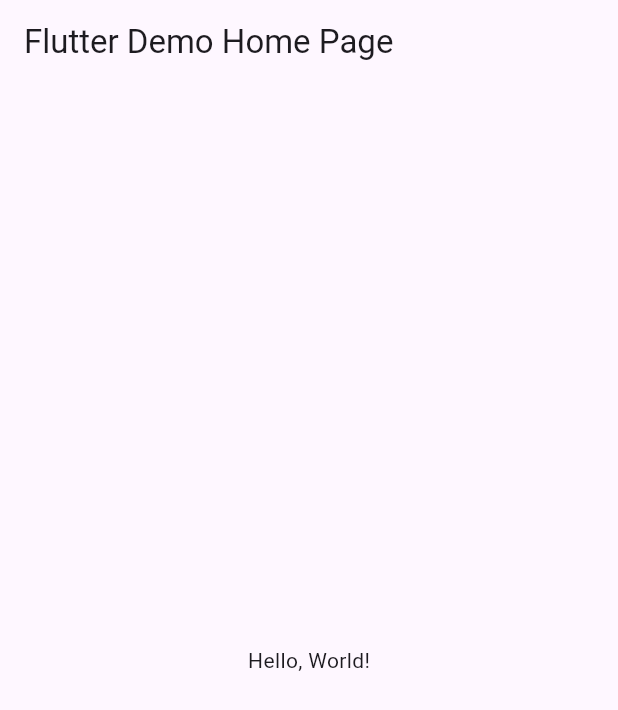
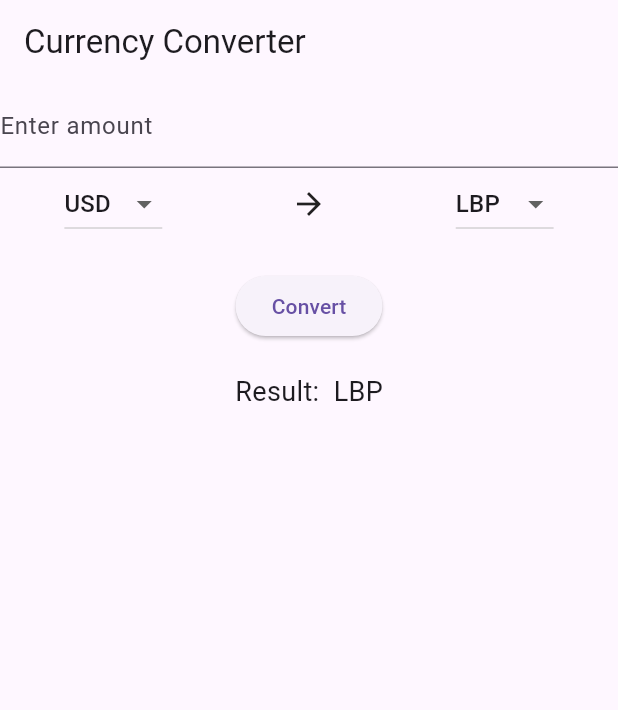
Before and after one commit to rida-kesserwan/Currency_Converter, a Flutter app: the screen it shows after launch, on a phone screen of 412 x 824 dp. Shown: the top 710 px of the screen. Run offline on Flutter 3.47's test engine with Material 3 defaults, Android fonts, the phone set to English and light mode, and no system bars.

```diff
--- a/lib/main.dart
+++ b/lib/main.dart
@@ -1,41 +1,114 @@
 import 'package:flutter/material.dart';
 
-void main() => runApp(MyApp());
+void main() => runApp(const CurrencyConverter());
 
-class MyApp extends StatelessWidget {
-  const MyApp({super.key});
-  // This widget is the root of your application.
+class CurrencyConverter extends StatelessWidget {
+  const CurrencyConverter({Key? key}) : super(key: key);
+
   @override
   Widget build(BuildContext context) {
     return MaterialApp(
-      // Application name
-      title: 'Flutter Hello World',
-      // Application theme data, you can set the colors for the application as
-      // you want
-      theme: ThemeData(
-        // useMaterial3: false,
-        primarySwatch: Colors.blue,
-      ),
-      // A widget which will be started on application startup
-      home: MyHomePage(title: 'Flutter Demo Home Page'),
+      debugShowCheckedModeBanner: false,
+      title: 'Currency Converter',
+      home: const Page(),
     );
   }
 }
 
-class MyHomePage extends StatelessWidget {
-  final String title;
-  const MyHomePage({super.key, required this.title});
+class Page extends StatefulWidget {
+  const Page({Key? key}) : super(key: key);
+
+  @override
+  State<Page> createState() => _PageState();
+}
+
+class _PageState extends State<Page> {
+  String _fromCurrency = 'USD';
+  String _toCurrency = 'LBP';
+  String _result = '';
+  String _inputValue = '';
+
+  final Map<String, double> _exchangeRates = {
+    'USD to LBP': 89000,
+    'LBP to USD': 1 / 89000,
+    'USD to Euros': 0.93,
+    'Euros to USD': 1 / 0.93,
+    'LBP to Euros': 1 / 89000 * 0.93,
+    'Euros to LBP': 1 / 0.93 * 89000,
+  };
+
+  void _convert() {
+    double input = double.tryParse(_inputValue) ?? 0.0;
+    String key = '$_fromCurrency to $_toCurrency';
+    double rate = _exchangeRates[key] ?? 1.0;
+    double convertedValue = input * rate;
+
+    setState(() {
+      _result = convertedValue.toStringAsFixed(2);
+    });
+  }
 
   @override
   Widget build(BuildContext context) {
     return Scaffold(
-      appBar: AppBar(
-        // The title text which will be shown on the action bar
-        title: Text(title),
-      ),
+      appBar: AppBar(title: const Text('Currency Converter')),
       body: Center(
-        child: Text(
-          'Hello, World!',
+        child: Column(
+          children: [
+            TextField(
+              onChanged: (value) {
+                setState(() {
+                  _inputValue = value; // Capture input directly
+                });
+              },
+              keyboardType: TextInputType.number,
+              decoration: const InputDecoration(labelText: 'Enter amount'),
+            ),
+            Row(
+              mainAxisAlignment: MainAxisAlignment.spaceAround,
+              children: [
+                DropdownButton<String>(
+                  value: _fromCurrency,
+                  onChanged: (value) {
+                    setState(() {
+                      _fromCurrency = value!;
+                    });
+                  },
+                  items: ['USD', 'LBP', 'Euros']
+                      .map((currency) => DropdownMenuItem(
+                            value: currency,
+                            child: Text(currency),
+                          ))
+                      .toList(),
+                ),
+                const Icon(Icons.arrow_forward),
+                DropdownButton<String>(
+                  value: _toCurrency,
+                  onChanged: (value) {
+                    setState(() {
+                      _toCurrency = value!;
+                    });
+                  },
+                  items: ['USD', 'LBP', 'Euros']
+                      .map((currency) => DropdownMenuItem(
+                            value: currency,
+                            child: Text(currency),
+                          ))
+                      .toList(),
+                ),
+              ],
+            ),
+            const SizedBox(height: 20),
+            ElevatedButton(
+              onPressed: _convert,
+              child: const Text('Convert'),
+            ),
+            const SizedBox(height: 20),
+            Text(
+              'Result: $_result $_toCurrency',
+              style: const TextStyle(fontSize: 18),
+            ),
+          ],
         ),
       ),
     );
```
